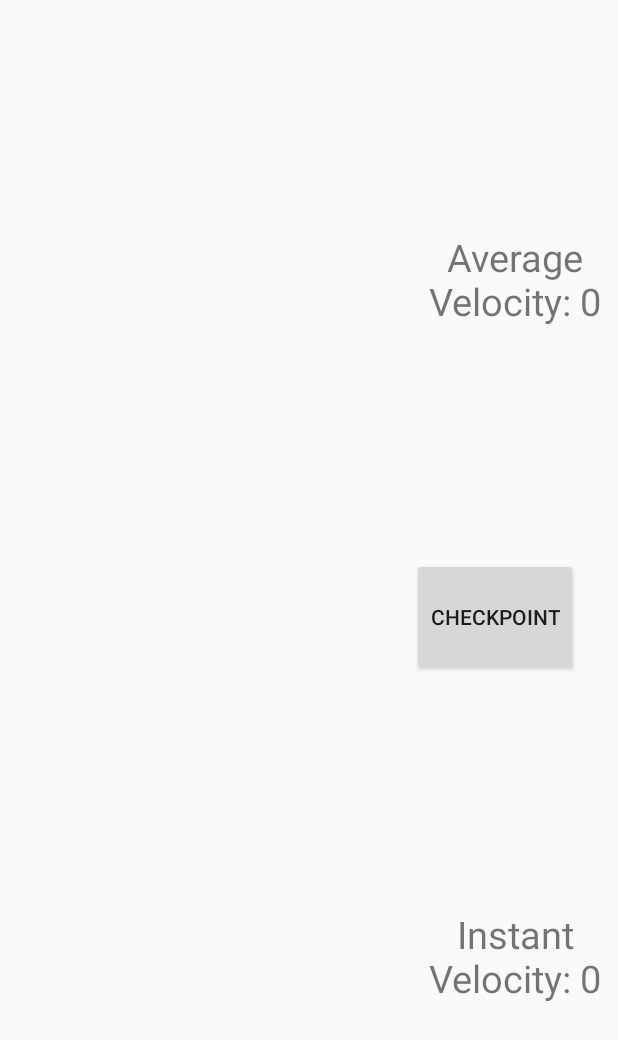
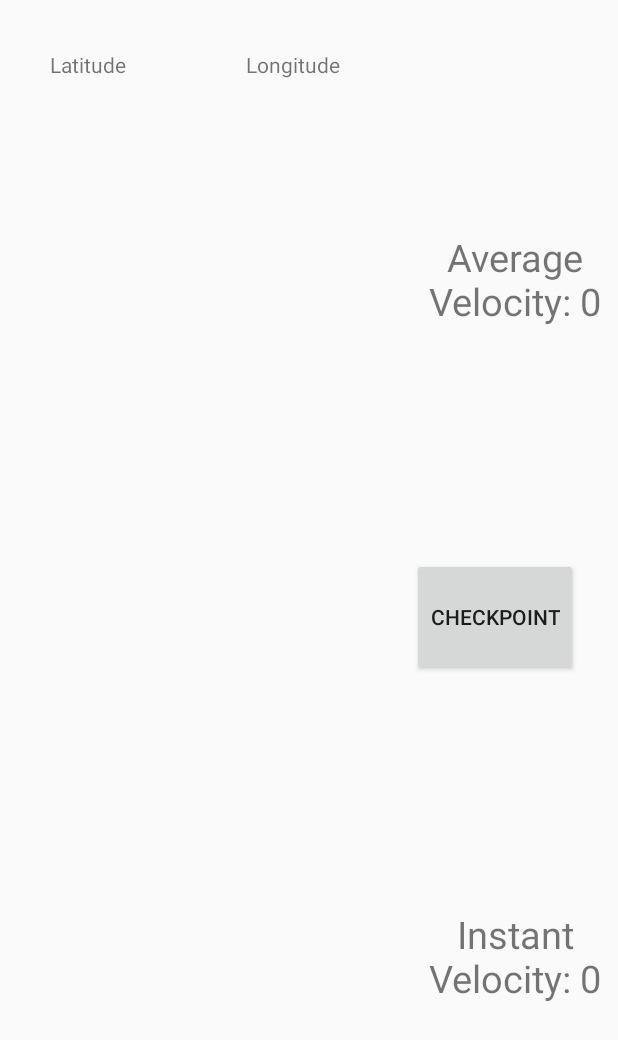
Before and after one commit to StefKal/GPSDistance, an Android app: the screen it shows after launch (MainActivity), on a phone screen of 412 x 824 dp. Shown: the top 1040 px of the screen. Run offline under Robolectric (Android 15) with nearby library versions, the phone set to English and light mode, and no system bars; 2 statements that could not run were skipped.

Commit message:
Minor fixes

```diff
--- a/app/src/main/java/edu/stlawu/cs450fall18_hw3_gpsdistance/LocationHandler.java
+++ b/app/src/main/java/edu/stlawu/cs450fall18_hw3_gpsdistance/LocationHandler.java
@@ -41,11 +41,11 @@ public class LocationHandler extends Observable
         if (act.checkSelfPermission(Manifest.permission.ACCESS_FINE_LOCATION) ==
                 PackageManager.PERMISSION_GRANTED) {
             lm.requestLocationUpdates(
-                    LocationManager.GPS_PROVIDER, 500, 0, this);
+                    LocationManager.GPS_PROVIDER, 0, 0, this);
             lm.requestLocationUpdates(
-                    LocationManager.PASSIVE_PROVIDER, 500, 0, this);
+                    LocationManager.PASSIVE_PROVIDER, 0, 0, this);
             lm.requestLocationUpdates(
-                    LocationManager.NETWORK_PROVIDER, 500, 0, this);
+                    LocationManager.NETWORK_PROVIDER, 0, 0, this);
 
             // I don't think you are supposed to manually call onLocationChanged
             setChanged();
--- a/app/src/main/java/edu/stlawu/cs450fall18_hw3_gpsdistance/MainActivity.java
+++ b/app/src/main/java/edu/stlawu/cs450fall18_hw3_gpsdistance/MainActivity.java
@@ -36,9 +36,7 @@ public class MainActivity extends Activity implements LocationListener {
     private Double nextLat;
     private Double nextLon;
 
-
-
-    private Double velocity;
+    private TextView insta_velocity;
     private Double distance;
 
 
@@ -50,6 +48,7 @@ public class MainActivity extends Activity implements LocationListener {
 
         checkpoint_btn = findViewById(R.id.checkpoint_btn);
         SV_vertical_layout = findViewById(R.id.SV_vertical_layout);
+        insta_velocity = findViewById(R.id.insta_velo);
 
         locationManager = (LocationManager) getSystemService(Context.LOCATION_SERVICE);
 
@@ -61,7 +60,7 @@ public class MainActivity extends Activity implements LocationListener {
             );
         }
         else {
-            locationManager.requestLocationUpdates(LocationManager.GPS_PROVIDER, 5000, 0, this);
+            locationManager.requestLocationUpdates(LocationManager.GPS_PROVIDER, 0, 0, this);
         }
 
 
@@ -77,7 +76,7 @@ public class MainActivity extends Activity implements LocationListener {
             if (grantResults.length > 0 && grantResults[0] == PackageManager.PERMISSION_GRANTED) {
 
                 try {
-                    locationManager.requestLocationUpdates(LocationManager.GPS_PROVIDER, 0, 10, this);
+                    locationManager.requestLocationUpdates(LocationManager.GPS_PROVIDER, 0, 0, this);
                 }
                 catch(SecurityException e) {
                     return;  // should not get here
@@ -95,21 +94,19 @@ public class MainActivity extends Activity implements LocationListener {
     @Override
     protected void onResume() {
         super.onResume();
-
+        initialLayout();
         location = getLastKnownLocation();
         nextLat = location.getLatitude();
         nextLon = location.getLongitude();
         distance = 0.0;
 
-        prevLat = null;
-        prevLon = null;
         location = getLastKnownLocation();
         checkpoint_btn.setOnClickListener(new View.OnClickListener() {
             @Override
             public void onClick(View v) {
 
                 if (location != null) {
-                    if(prevLat == null && prevLon == null) {
+                    if(prevLat == nextLat && prevLon == nextLon) {
                         prevLon = location.getLongitude();
                         prevLat = location.getLatitude();
                         createLayout();
@@ -120,7 +117,7 @@ public class MainActivity extends Activity implements LocationListener {
                     }
                     nextLat = location.getLatitude();
                     nextLon = location.getLongitude();
-                    distance = getDist(prevLat, prevLon, nextLat, nextLon);
+
                 }
             }
         });
@@ -174,10 +171,39 @@ public class MainActivity extends Activity implements LocationListener {
         tv_lat.setPadding(50,50, 70, 50);
         tv_veloc.setPadding(50, 50, 0, 50);
 
-        tv_dist.setText(String.valueOf(distance));
+        tv_dist.setText(String.valueOf(distance).substring(0, 3));
         tv_lat.setText(String.valueOf(nextLat));
         tv_lon.setText(String.valueOf(nextLon));
-        tv_veloc.setText(String.valueOf(location.getSpeed()));
+        tv_veloc.setText(String.valueOf(location.getSpeed()).substring(0, 3));
+
+
+        aLayout.addView(tv_lat);
+        aLayout.addView(tv_lon);
+        aLayout.addView(tv_dist);
+        aLayout.addView(tv_veloc);
+
+        SV_vertical_layout.addView(aLayout);
+    }
+
+    private void initialLayout(){
+        LinearLayout aLayout = new LinearLayout(MainActivity.this);
+        aLayout.setOrientation(LinearLayout.HORIZONTAL);
+
+
+        TextView tv_lon = new TextView(MainActivity.this);
+        TextView tv_lat = new TextView(MainActivity.this);
+        TextView tv_dist = new TextView(MainActivity.this);
+        TextView tv_veloc = new TextView(MainActivity.this);
+
+        tv_dist.setPadding(50,50, 70, 50);
+        tv_lon.setPadding(50,50, 70, 50);
+        tv_lat.setPadding(50,50, 70, 50);
+        tv_veloc.setPadding(50, 50, 0, 50);
+
+        tv_dist.setText("Distance");
+        tv_lat.setText("Latitude");
+        tv_lon.setText("Longitude");
+        tv_veloc.setText("Velocity Between points");
 
 
         aLayout.addView(tv_lat);
@@ -196,6 +222,8 @@ public class MainActivity extends Activity implements LocationListener {
 
         Toast.makeText(MainActivity.this, "Lat: " + nextLat +
                 " Lon: " + nextLon, Toast.LENGTH_LONG).show();
+        insta_velocity.setText("Instant Velocity: " + insta_velocity.toString());
+        distance = getDist(prevLat, prevLon, nextLat, nextLon);
     }
 
     @Override
@@ -228,6 +256,7 @@ public class MainActivity extends Activity implements LocationListener {
         prevLat = Math.toRadians(prevLat);
         nextLat = Math.toRadians(nextLat);
 
+
         double a = Math.pow(Math.sin(dLat / 2),2) + Math.pow(Math.sin(dLon / 2),2) * Math.cos(prevLat) * Math.cos(nextLat);
         double c = 2 * Math.asin(Math.sqrt(a));
         return 6372.8 * c;
```
